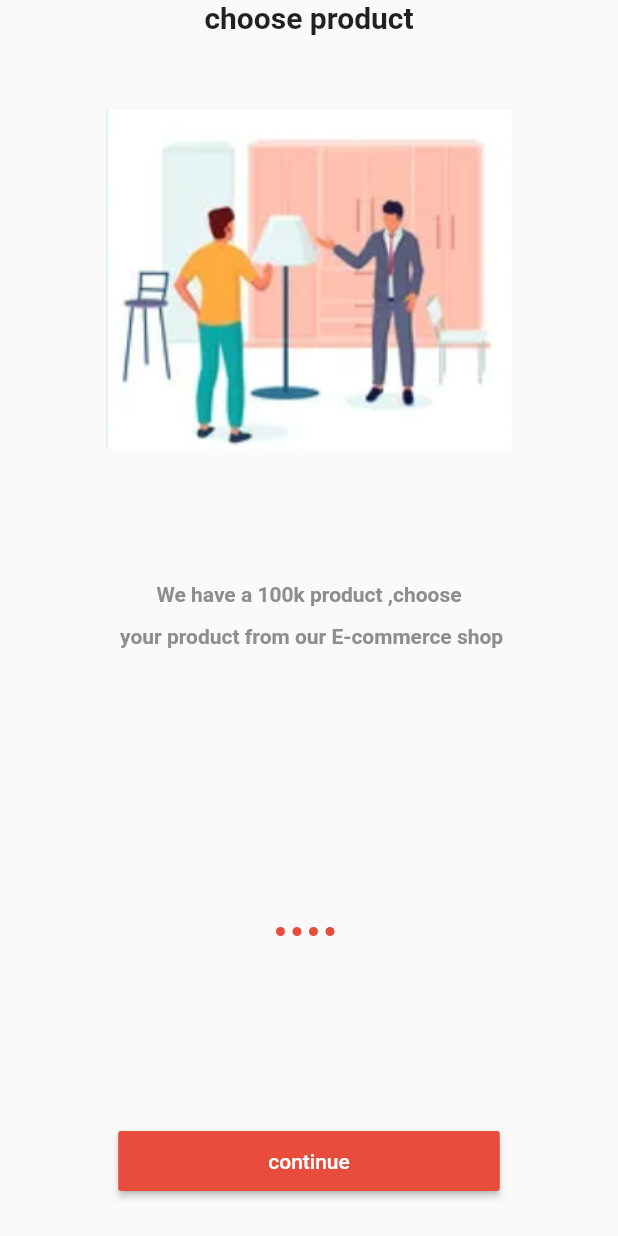
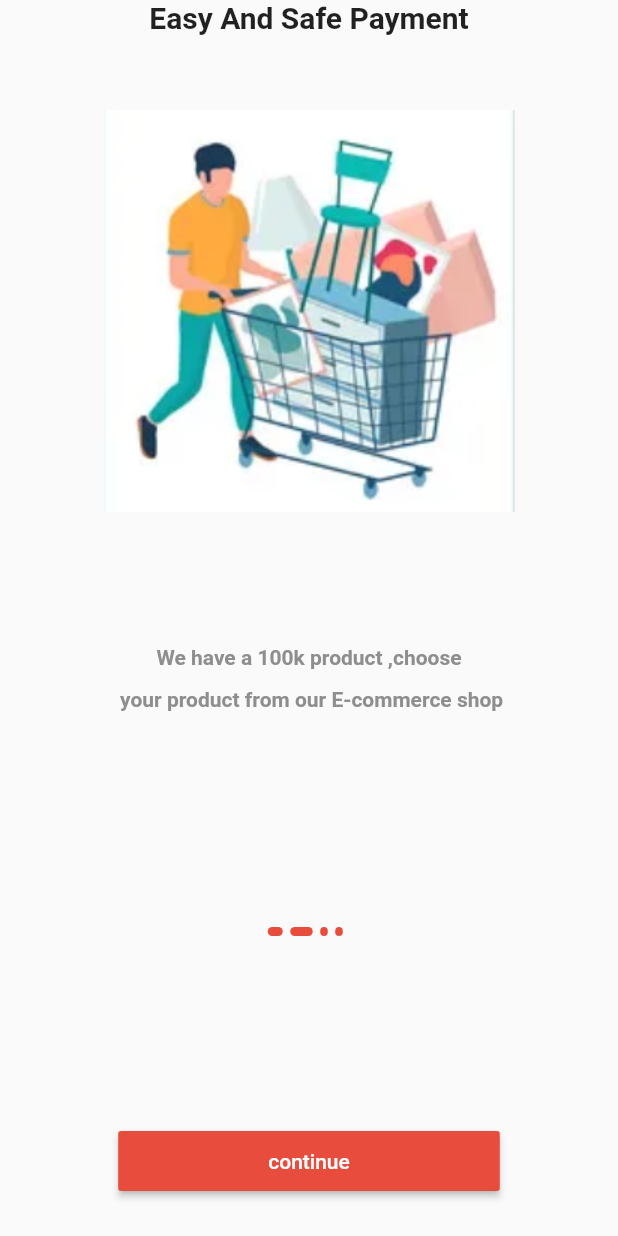
Before and after one commit to boshra98/alaraek-e-commerce, a Flutter app: the screen it shows after launch, after a tap on "continue", on a phone screen of 412 x 824 dp. Run offline on Flutter 3.47's test engine with Material 2 defaults, Android fonts, the phone set to English and light mode, and no system bars; our stand-ins replace get.

Commit message:
onboarding

```diff
--- /dev/null
+++ b/lib/controller/onboarding_controller.dart
@@ -0,0 +1,36 @@
+
+
+ import 'package:flutter/cupertino.dart';
+import 'package:get/get.dart';
+
+
+
+
+abstract class OnBoardingController extends GetxController {
+  next(); //when i press on button translate to next page
+  onPageChanged(int index); //the reactions fo dots
+  }
+
+  class OnBoardingControllerImp extends OnBoardingController {
+  late PageController pageController;
+
+  int currentPage = 0;
+  @override
+  next() {
+  currentPage++ ;
+  pageController.animateToPage(currentPage,
+  duration: const Duration(milliseconds: 900), curve: Curves.easeInOut);
+  }
+
+
+  @override
+  onPageChanged(int index) {
+  currentPage = index;
+  update();
+  }
+  @override
+  void onInit() {
+  pageController = PageController();
+  super.onInit();
+  }
+  }
--- a/lib/data/datasource/static/static.dart
+++ b/lib/data/datasource/static/static.dart
@@ -2,7 +2,7 @@ import 'package:flutter_app_ecommerce/core/constant/imageasset.dart';
 
 import '../../model/onboardindmodel.dart';
 
-List<OnBoardingModel> onBoadingList = [
+List<OnBoardingModel> onBoardingList = [
   OnBoardingModel(title:"choose product" , body:"We have a 100k product ,choose \n your product from our E-commerce shop " , image: ImageAsset.onBoardingImageOne),
   OnBoardingModel(title:"Easy And Safe Payment" , body:"We have a 100k product ,choose \n your product from our E-commerce shop " , image: ImageAsset.onBoardingImageTwo),
   OnBoardingModel(title:"Trck your order" , body:"We have a 100k product ,choose \n your product from our E-commerce shop " , image: ImageAsset.onBoardingImageThree),
--- a/lib/view/screen/onboarding.dart
+++ b/lib/view/screen/onboarding.dart
@@ -1,70 +1,106 @@
+// import 'package:flutter/material.dart';
+//
+// import '../../core/constant/color.dart';
+// import '../../data/datasource/static/static.dart';
+//
+// class OnBoarding extends StatelessWidget {
+//   const OnBoarding({Key? key}) : super(key: key);
+//   @override
+//   Widget build(BuildContext context) {
+//     return Scaffold(
+//         body: SafeArea(
+//       child: Column( children: [
+//         Expanded(
+//           flex: 3,
+//           child: PageView.builder(
+//               itemCount: onBoardingList.length,
+//               itemBuilder: (context, i) => Column(
+//                 children: [
+//                   Text(onBoardingList[i].title!,
+//                       style: const TextStyle(
+//                           fontWeight: FontWeight.bold, fontSize: 20)),
+//                   const  SizedBox(height: 50,),
+//                   Image.asset(onBoardingList[i].image!),
+//                   const  SizedBox(height:80),
+//                   Container(
+//                       width: double.infinity,
+//                       alignment: Alignment.center,
+//                       child: Text(
+//                           onBoardingList[i].body!,
+//                           textAlign: TextAlign.center,
+//                           style: const TextStyle(height:2,color:AppColor.grey,fontWeight: FontWeight.bold,)
+//
+//                       )
+//
+//                   )
+//                 ],
+//               )),
+//         ),
+//           Expanded(
+//           flex:1,
+//           child: Column(children: [
+//             Row(
+//               mainAxisAlignment:MainAxisAlignment.center,
+//               children: [
+//               ...List.generate(onBoardingList.length, (index) => AnimatedContainer(
+//                 margin:const EdgeInsets.only(right:5),
+//                 duration:const Duration(milliseconds:900),
+//                 width:6,
+//                 height:6,
+//                 decoration:BoxDecoration(
+//                     color: AppColor.primaryColor,
+//                     borderRadius: BorderRadius.circular(10)
+//                 ),
+//               ))
+//             ],),
+//              const Spacer(flex: 2,),
+//             Container(
+//               margin: const EdgeInsets.only(bottom:30)  ,
+//               height:40,
+//               child:MaterialButton(
+//                 padding: const EdgeInsets.symmetric(horizontal:100,vertical:0),
+//                 textColor: Colors.white,
+//                 onPressed: (){},color:AppColor.primaryColor,
+//                   child:const Text("continue" )),
+//
+//             )
+//
+//
+//           ],
+//           ))
+//       ]),
+//     ));
+//   }
+// }
+
+
 import 'package:flutter/material.dart';
+import 'package:get/get.dart';
 
-import '../../core/constant/color.dart';
-import '../../data/datasource/static/static.dart';
+import '../../controller/onboarding_controller.dart';
+import '../widget/onboarding/custombutton.dart';
+import '../widget/onboarding/customslider.dart';
+import '../widget/onboarding/dotcontroller.dart';
 
 class OnBoarding extends StatelessWidget {
   const OnBoarding({Key? key}) : super(key: key);
   @override
   Widget build(BuildContext context) {
-    return Scaffold(
+    Get.put(OnBoardingControllerImp());
+    return const Scaffold(
         body: SafeArea(
           child: Column( children: [
             Expanded(
               flex: 3,
-          child: PageView.builder(
-              itemCount: onBoadingList.length,
-              itemBuilder: (context, i) => Column(
-                children: [
-                  Text(onBoadingList[i].title!,
-                      style: const TextStyle(
-                          fontWeight: FontWeight.bold, fontSize: 20)),
-                  const  SizedBox(height: 50,),
-                  Image.asset(onBoadingList[i].image!),
-                  const  SizedBox(height:80),
-                  Container(
-                      width: double.infinity,
-                      alignment: Alignment.center,
-                      child: Text(
-                          onBoadingList[i].body!,
-                          textAlign: TextAlign.center,
-                          style: const TextStyle(height:2,color:AppColor.grey,fontWeight: FontWeight.bold,)
-
-                      )
-
-                  )
-                ],
-              )),
+              child: CustomSliderOnBoarding(),
             ),
             Expanded(
                 flex:1,
-          child: Column(children: [
-            Row(
-              mainAxisAlignment:MainAxisAlignment.center,
+                child: Column(
                   children: [
-              ...List.generate(onBoadingList.length, (index) => AnimatedContainer(
-                margin:const EdgeInsets.only(right:5),
-                duration:const Duration(milliseconds:900),
-                width:6,
-                height:6,
-                decoration:BoxDecoration(
-                    color: AppColor.primaryColor,
-                    borderRadius: BorderRadius.circular(10)
-                ),
-              ))
-            ],),
-             const Spacer(flex: 2,),
-            Container(
-              margin: const EdgeInsets.only(bottom:30)  ,
-              height:40,
-              child:MaterialButton(
-                padding: const EdgeInsets.symmetric(horizontal:100,vertical:0),
-                textColor: Colors.white,
-                onPressed: (){},color:AppColor.primaryColor,
-                  child:const Text("continue" )),
-
-            )
-
+                    CustomDotControllerOnBoarding(),
+                    Spacer(flex: 2,),
+                    CustomButtonOnBoarding()
 
                   ],
                 ))
--- /dev/null
+++ b/lib/view/widget/onboarding/custombutton.dart
@@ -0,0 +1,29 @@
+import 'package:flutter/material.dart';
+
+import 'package:get/get_state_manager/src/simple/get_view.dart';
+
+import '../../../controller/onboarding_controller.dart';
+import '../../../core/constant/color.dart';
+
+
+
+class CustomButtonOnBoarding extends GetView<OnBoardingControllerImp>{
+  const CustomButtonOnBoarding({Key? key}) : super(key: key);
+
+  @override
+  Widget build(BuildContext context){
+    return Container(
+      margin: const EdgeInsets.only(bottom:30),
+      height:40,
+      child:MaterialButton(
+          padding: const EdgeInsets.symmetric(horizontal:100,vertical:0),
+          textColor: Colors.white,
+          onPressed: () {
+            controller.next();
+          },
+          color:AppColor.primaryColor,
+          child:const Text("continue" )),
+
+    );
+  }
+  }
--- /dev/null
+++ b/lib/view/widget/onboarding/customslider.dart
@@ -0,0 +1,42 @@
+import 'package:flutter/material.dart';
+import 'package:get/get.dart';
+
+import '../../../controller/onboarding_controller.dart';
+import '../../../core/constant/color.dart';
+import '../../../data/datasource/static/static.dart';
+
+
+class CustomSliderOnBoarding extends GetView<OnBoardingControllerImp> {
+  const CustomSliderOnBoarding({Key? key}) : super(key: key);
+
+  @override
+  Widget build(BuildContext context) {
+    return PageView.builder(
+      controller: controller.pageController,
+      onPageChanged: (val){
+        controller.onPageChanged(val);
+      },
+        itemCount: onBoardingList.length,
+        itemBuilder: (context, i) => Column(
+          children: [
+            Text(onBoardingList[i].title!,
+                style: const TextStyle(
+                    fontWeight: FontWeight.bold, fontSize: 20)),
+            const  SizedBox(height: 50,),
+            Image.asset(onBoardingList[i].image!),
+            const  SizedBox(height:80),
+            Container(
+                width: double.infinity,
+                alignment: Alignment.center,
+                child: Text(
+                    onBoardingList[i].body!,
+                    textAlign: TextAlign.center,
+                    style: const TextStyle(height:2,color:AppColor.grey,fontWeight: FontWeight.bold,)
+
+                )
+
+            )
+          ],
+        ));
+  }
+}
--- /dev/null
+++ b/lib/view/widget/onboarding/dotcontroller.dart
@@ -0,0 +1,39 @@
+
+
+import 'package:flutter/material.dart';
+import 'package:get/get.dart';
+
+import '../../../controller/onboarding_controller.dart';
+import '../../../core/constant/color.dart';
+import '../../../data/datasource/static/static.dart';
+// import 'package:get/get.dart';
+
+
+
+class CustomDotControllerOnBoarding extends StatelessWidget {
+  const CustomDotControllerOnBoarding({Key? key}) : super(key: key);
+
+  @override
+  Widget build(BuildContext context) {
+    return GetBuilder<OnBoardingControllerImp>(builder:(controller)=> Row(
+      mainAxisAlignment: MainAxisAlignment.center,
+      children: [
+        ...List.generate(
+            onBoardingList.length, (index) =>
+            AnimatedContainer(
+              margin: const EdgeInsets.only(right: 5),
+              duration: const Duration(milliseconds: 900),
+              width: controller.currentPage== index ? 20 : 5,
+              //change the length of dot
+              height: 6,
+              decoration: BoxDecoration(
+                  color: AppColor.primaryColor,
+                  borderRadius: BorderRadius.circular(10)
+              ),
+            ))
+      ],
+    )
+
+    );
+  }
+}
```
Also changed, not shown: 1 other file. Lines whose indentation alone changed are shown as unchanged.
